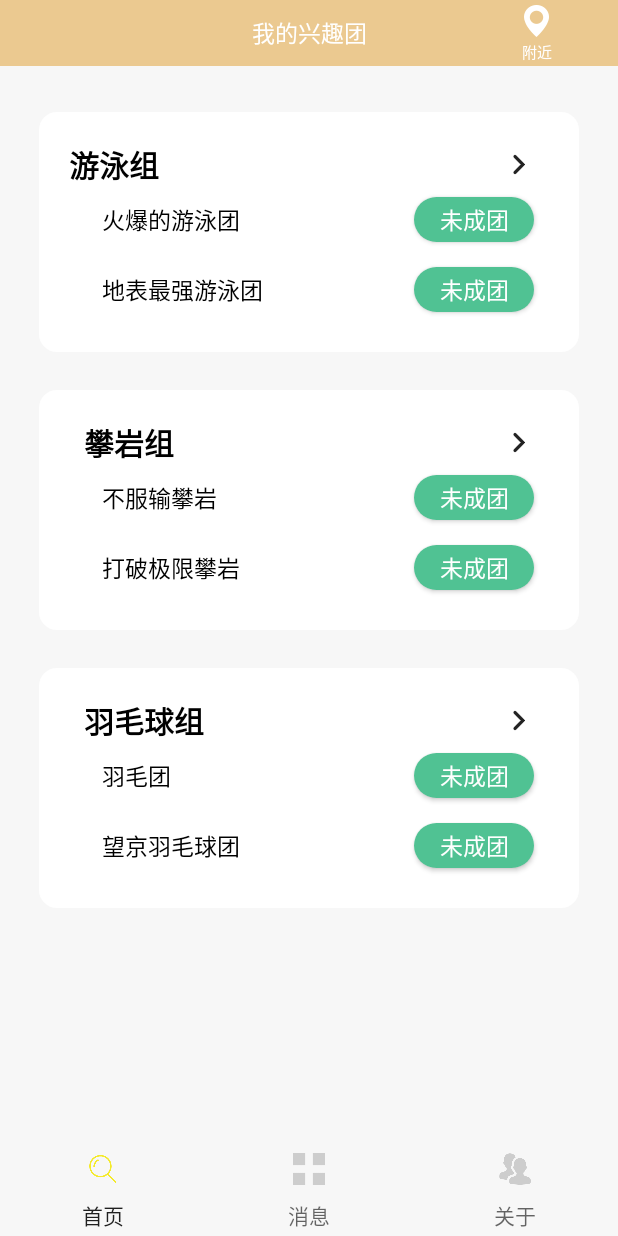
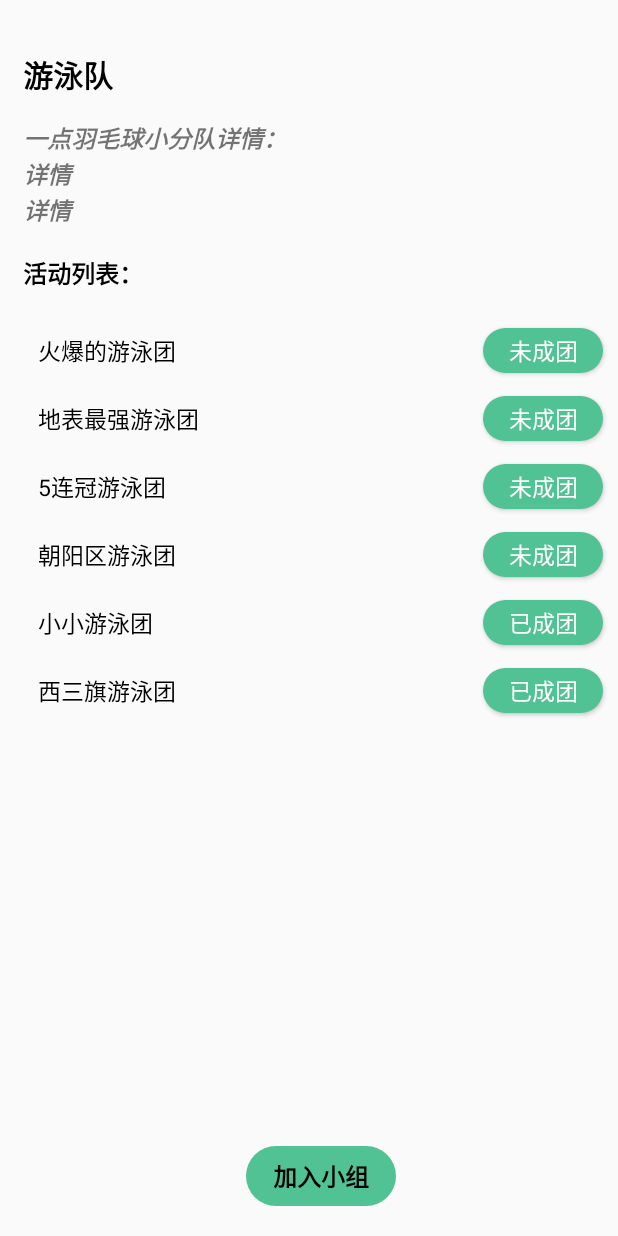
Before and after one commit to WeihaoJiang/sport, an Android app: the screen it shows after launch (MainActivity before the commit, GroupDetailActivity after it), after a tap on an icon or button, on a phone screen of 412 x 824 dp. Run offline under Robolectric (Android 15) with nearby library versions, the phone set to English and light mode, and no system bars; our stand-ins replace CircleImageView, EventBus; libraries missing offline, so code that uses them is left out: com.alibaba.fastjson, com.avos.avoscloud; 1 statement that could not run was skipped; 1 other tap on this screen came first.

Commit message:
update:添加假消息

```diff
--- a/app/src/main/java/com/example/jiangweihao/sport/coding/activity/GroupDetailActivity.java
+++ b/app/src/main/java/com/example/jiangweihao/sport/coding/activity/GroupDetailActivity.java
@@ -1,16 +1,20 @@
 package com.example.jiangweihao.sport.coding.activity;
 
+import android.graphics.Bitmap;
+import android.graphics.BitmapFactory;
 import android.support.v7.app.AppCompatActivity;
 import android.os.Bundle;
 import android.support.v7.widget.LinearLayoutManager;
 import android.support.v7.widget.RecyclerView;
 import android.view.View;
 import android.widget.Button;
+import android.widget.TextView;
 
 import com.example.jiangweihao.sport.R;
 import com.example.jiangweihao.sport.coding.adapter.HomeAdapter;
 import com.example.jiangweihao.sport.coding.adapter.RecycleViewDivider;
 import com.example.jiangweihao.sport.coding.bean.Activityinfo1;
+import com.example.jiangweihao.sport.coding.utils.DateUtils;
 
 import java.text.SimpleDateFormat;
 import java.util.ArrayList;
@@ -21,10 +25,12 @@ public class GroupDetailActivity extends AppCompatActivity implements View.OnCli
     private RecyclerView mRecyclerView;
     private ArrayList<Activityinfo1> mList = new ArrayList<Activityinfo1>();
     private String status;
+    private TextView mTitleName;
     @Override
     protected void onCreate(Bundle savedInstanceState) {
         super.onCreate(savedInstanceState);
         setContentView(R.layout.activity_group_detail);
+        mTitleName = findViewById(R.id.group_name);
         initData();
         mRecyclerView = findViewById(R.id.item_list);
         homeAdapter = new HomeAdapter(this, mList, status);
@@ -36,12 +42,56 @@ public class GroupDetailActivity extends AppCompatActivity implements View.OnCli
 
     private void initData() {
         mList.clear();
-        SimpleDateFormat formatter   =   new SimpleDateFormat("yyyy年MM月dd日   HH:mm:ss");
-        for (int i = 0; i<=4;i++){
-            Date curDate =  new Date(System.currentTimeMillis());
-            Activityinfo1 activityinfo = new Activityinfo1("火爆的游泳团",10+i ,formatter.format(curDate),"望京东");
-            mList.add(activityinfo);
+        String name = getIntent().getStringExtra("name");
+        mTitleName.setText(name);
+
+
+        if (name.equals("游泳队")){
+            Activityinfo1 activityinfo1 = new Activityinfo1("火爆的游泳团",10 , DateUtils.getDateString(9),"北京市朝阳区天辰东路11号");
+            activityinfo1.setNum(3);
+            Bitmap bitmap = BitmapFactory.decodeResource(getResources(), R.drawable.panyan);
+            Activityinfo1 activityinfo2= new Activityinfo1("地表最强游泳团",10 ,DateUtils.getDateString(7),"北京市丰台区丰体北路与西四环南路交叉路口往西南约200米(丰台体育中心)");
+            activityinfo2.setNum(7);
+            Activityinfo1 activityinfo3= new Activityinfo1("5连冠游泳团",10 ,DateUtils.getDateString(4),"北京市海淀区复兴路40号院75号(地铁玉泉路站)");
+            activityinfo3.setNum(1);
+            Activityinfo1 activityinfo4 = new Activityinfo1("朝阳区游泳团",10 ,DateUtils.getDateString(9),"北京市朝阳区");
+            activityinfo1.setNum(0);
+            Activityinfo1 activityinfo5= new Activityinfo1("小小游泳团",10 ,DateUtils.getDateString(7),"北京市丰台区丰体北路与西四环南路交叉路口往西南约200米(丰台体育中心)");
+            activityinfo2.setNum(4);
+            Activityinfo1 activityinfo6= new Activityinfo1("西三旗游泳团",10 ,DateUtils.getDateString(4),"北京市海淀区复兴路40号院75号(地铁玉泉路站)");
+            activityinfo3.setNum(1);
+            mList.add(activityinfo1);
+            mList.add(activityinfo2);
+            mList.add(activityinfo3);
+            mList.add(activityinfo4);
+            mList.add(activityinfo5);
+            mList.add(activityinfo6);
+
+
+        } else if (name.equals("攀岩队")){
+            Activityinfo1 activityinfo4= new Activityinfo1("不服输攀岩",10 ,DateUtils.getDateString(3),"北京市朝阳区西坝河南路4号");
+            activityinfo4.setNum(0);
+            Activityinfo1 activityinfo5 = new Activityinfo1("打破极限攀岩",15 ,DateUtils.getDateString(0),"北清路68号院用友软件园北区16号楼D座-1层");
+            activityinfo5.setNum(1);
+            Activityinfo1 activityinfo6 = new Activityinfo1("打破极限攀岩",15 ,DateUtils.getDateString(0),"北清路68号院用友软件园北区16号楼D座-1层");
+            mList.add(activityinfo4);
+            mList.add(activityinfo5);
+            mList.add(activityinfo6);
+        } else if (name.equals("羽毛球队")) {
+            Activityinfo1 activityinfo7 = new Activityinfo1("望京羽毛球团",18 ,DateUtils.getDateString(3),"丰台区顺发路玉泉营博锐体育园内");
+            activityinfo7.setNum(8);
+            Activityinfo1 activityinfo6= new Activityinfo1("羽毛团",50 ,DateUtils.getDateString(6),"农展南路1号朝阳公园");
+            activityinfo6.setNum(32);
+            Activityinfo1 activityinfo8 = new Activityinfo1("小小望京羽毛球团",18 ,DateUtils.getDateString(3),"丰台区顺发路玉泉营博锐体育园内");
+            activityinfo7.setNum(8);
+            Activityinfo1 activityinfo9= new Activityinfo1("大家羽毛团",50 ,DateUtils.getDateString(6),"农展南路1号朝阳公园");
+            mList.add(activityinfo6);
+            mList.add(activityinfo7);
+            mList.add(activityinfo8);
+            mList.add(activityinfo9);
         }
+
+
     }
 
     @Override
--- a/app/src/main/java/com/example/jiangweihao/sport/coding/adapter/HomeAdapter.java
+++ b/app/src/main/java/com/example/jiangweihao/sport/coding/adapter/HomeAdapter.java
@@ -17,6 +17,7 @@ import com.example.jiangweihao.sport.coding.bean.Activityinfo1;
 import com.example.jiangweihao.sport.coding.view.NormalDialog;
 
 import java.util.ArrayList;
+import java.util.List;
 
 public class HomeAdapter extends RecyclerView.Adapter<HomeAdapter.MyHolder> {
 
@@ -25,9 +26,9 @@ public class HomeAdapter extends RecyclerView.Adapter<HomeAdapter.MyHolder> {
     private String status;
     private NormalDialog mNormalDialog;
 
-    public HomeAdapter(Context mContext, ArrayList<Activityinfo1> activityInfoList, String s) {
+    public HomeAdapter(Context mContext, List<Activityinfo1> activityInfoList, String s) {
         this.mContext = mContext;
-        this.activityInfoList = activityInfoList;
+        this.activityInfoList = (ArrayList<Activityinfo1>) activityInfoList;
         this.status = s;
 //        mNormalDialog = new NormalDialog(this.mContext);
 
--- a/app/src/main/java/com/example/jiangweihao/sport/coding/fragment/HomeFragment.java
+++ b/app/src/main/java/com/example/jiangweihao/sport/coding/fragment/HomeFragment.java
@@ -3,6 +3,7 @@ package com.example.jiangweihao.sport.coding.fragment;
 import android.content.Intent;
 import android.graphics.Bitmap;
 import android.graphics.BitmapFactory;
+import android.os.Bundle;
 import android.support.v7.widget.LinearLayoutManager;
 import android.support.v7.widget.RecyclerView;
 import android.view.View;
@@ -12,6 +13,8 @@ import android.widget.SearchView;
 import android.widget.Toast;
 
 import com.example.jiangweihao.sport.R;
+import com.example.jiangweihao.sport.coding.activity.GroupDetailActivity;
+import com.example.jiangweihao.sport.coding.activity.MainActivity;
 import com.example.jiangweihao.sport.coding.activity.NearByActivity;
 import com.example.jiangweihao.sport.coding.adapter.HomeAdapter;
 import com.example.jiangweihao.sport.coding.adapter.RecycleViewDivider;
@@ -19,9 +22,11 @@ import com.example.jiangweihao.sport.coding.bean.Activityinfo1;
 import com.example.jiangweihao.sport.coding.utils.DateUtils;
 
 import java.io.ByteArrayOutputStream;
+import java.io.Serializable;
 import java.text.SimpleDateFormat;
 import java.util.ArrayList;
 import java.util.Date;
+import java.util.List;
 
 
 /**
@@ -35,10 +40,9 @@ public class HomeFragment extends BaseFragment implements View.OnClickListener {
     private ImageView mSwimmingBack,mClimbBack,mBadmintonBack;
     private Button tv_map;
     private RecyclerView mSwimmingRecyclerView,mClimbRecyclerView,mBadmintonRecyclerView;
-    private ArrayList<Activityinfo1> mSwimmingList = new ArrayList<Activityinfo1>();
-    private ArrayList<Activityinfo1> mClimbList = new ArrayList<Activityinfo1>();
-    private ArrayList<Activityinfo1> mBadmintonList = new ArrayList<Activityinfo1>();
-
+    private List<Activityinfo1> mSwimmingList = new ArrayList<Activityinfo1>();
+    private List<Activityinfo1> mClimbList = new ArrayList<Activityinfo1>();
+    private List<Activityinfo1> mBadmintonList = new ArrayList<Activityinfo1>();
     private String status;
 
     @Override
@@ -48,8 +52,6 @@ public class HomeFragment extends BaseFragment implements View.OnClickListener {
 
     @Override
     public void initView(View view) {
-
-
         status = (String) getArguments().get("status");
         mSwimmingRecyclerView = view.findViewById(R.id.rv_swimming_list);
         mClimbRecyclerView = view.findViewById(R.id.rv_climb_list);
@@ -67,13 +69,11 @@ public class HomeFragment extends BaseFragment implements View.OnClickListener {
     @Override
     protected void loadData() {
 
-
     }
-
 
     @Override
     public void onClick(View v) {
-//        Intent intent = new Intent(getActivity(),"")
+        Intent intent = new Intent(getActivity(), GroupDetailActivity.class);
         switch (v.getId()) {
             case R.id.tv_map:
 //                Toast.makeText(getContext(),"搜索附近活动团",Toast.LENGTH_LONG).show();
@@ -82,12 +82,17 @@ public class HomeFragment extends BaseFragment implements View.OnClickListener {
                 }
                 break;
             case R.id.iv_swimming_back:
+                intent.putExtra("name","游泳队");
                 break;
             case R.id.iv_climb_back:
+                intent.putExtra("name","攀岩队");
+//                bundle.putSerializable("activity",(Serializable)mClimbList);
                 break;
             case R.id.iv_badminton_back:
+                intent.putExtra("name","羽毛球队");
                 break;
         }
+        getContext().startActivity(intent);
     }
 
     private void setAdapter() {
```
Also changed, not shown: app/src/main/java/com/example/jiangweihao/sport/coding/adapter/GroupDetailAdapter.java (added, +106 -0 lines), app/src/main/java/com/example/jiangweihao/sport/coding/fragment/PublishFragment.java (+0 -15 lines), app/src/main/res/drawable/privacy_line.xml (added, +8 -0 lines), app/src/main/res/layout/fragment_publish.xml (+34 -16 lines), app/src/main/res/layout/group_list.xml (added, +26 -0 lines).
